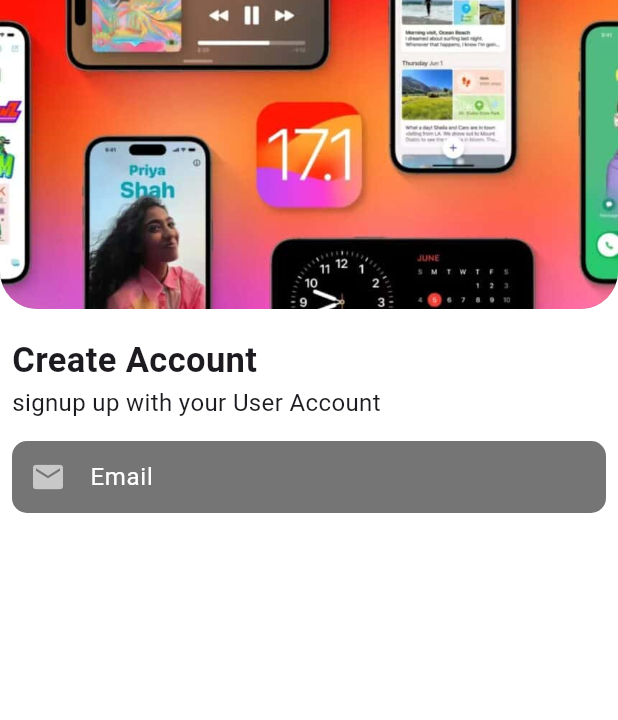
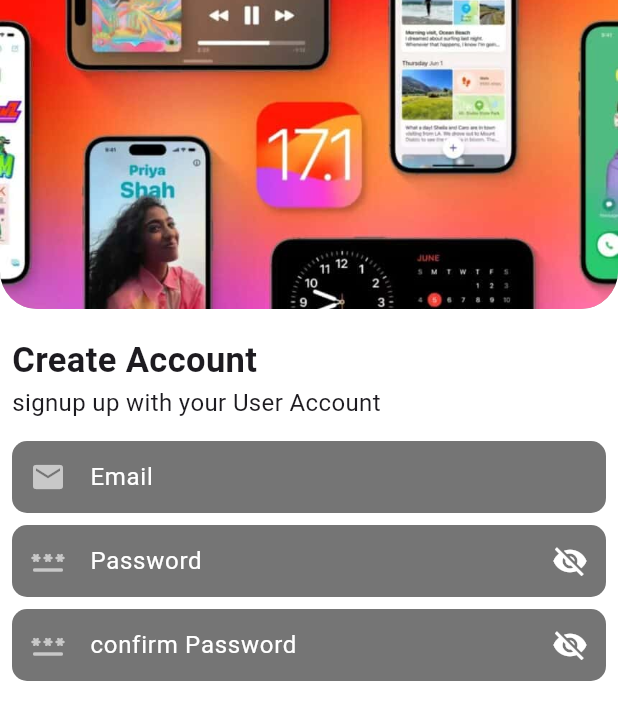
Before and after one commit to SalmanMohammed2001/ecommerce_app_flutter, a Flutter app: the screen it shows after launch, on a phone screen of 412 x 824 dp. Shown: the top 720 px of the screen. Run offline on Flutter 3.47's test engine with Material 3 defaults, Android fonts, the phone set to English and light mode, and no system bars; our stand-ins replace google_fonts.

Commit message:
create  TextEditingController

```diff
--- a/lib/screen/auth_screen/auth_screen.dart
+++ b/lib/screen/auth_screen/auth_screen.dart
@@ -1,5 +1,6 @@
 import 'dart:ui';
 
+import 'package:ecommerce_app/screen/auth_screen/widget/CustomTextField.dart';
 import 'package:flutter/cupertino.dart';
 import 'package:flutter/material.dart';
 import 'package:flutter/widgets.dart';
@@ -19,7 +20,8 @@
 
     return Scaffold(
       backgroundColor: Colors.white,
-      body: Column(
+      body: SingleChildScrollView(
+        child: Column(
           crossAxisAlignment: CrossAxisAlignment.start,
           children: [
             Container(
@@ -37,57 +39,41 @@
             const SizedBox(
               height: 10,
             ),
-          Padding(
+            const Padding(
               padding: EdgeInsets.all(8.0),
               child: Column(
                 crossAxisAlignment: CrossAxisAlignment.start,
                 children: [
-                const Text(
+                  Text(
                     'Create Account',
                     style: TextStyle(fontSize: 23, fontWeight: FontWeight.bold),
                   ),
-                const Text(
+                  Text(
                     'signup up with your User Account',
                     style: TextStyle(fontSize: 16, fontWeight: FontWeight.w400),
                   ),
-                const SizedBox(
+                  SizedBox(
                     height: 10,
                   ),
-                CustomTextField()
+                  CustomTextField(
+                    hintText: "Email",
+                    iconData: Icons.email,
+                  ),
+                  CustomTextField(
+                    hintText: "Password",
+                    iconData: Icons.password_rounded,
+                    isPassword: true,
+                  ),
+                  CustomTextField(
+                    hintText: "confirm Password",
+                    iconData: Icons.password_rounded,
+                    isPassword: true,
+                  ),
                 ],
               ),
             )
           ],
         ),
-    );
-  }
-}
-
-class CustomTextField extends StatelessWidget {
-  const CustomTextField({
-    super.key,
-  });
-
-  @override
-  Widget build(BuildContext context) {
-    return Padding(
-      padding: const EdgeInsets.symmetric(vertical: 4),
-      child: TextField(
-        style: const TextStyle(color: Colors.white),
-        cursorColor: Colors.white,
-        decoration: InputDecoration(
-            prefixIcon: const Icon(
-              Icons.email,
-              color: Colors.white60,
-            ),
-            hintText: "Email",
-            hintStyle: const TextStyle(color: Colors.white),
-            contentPadding: const EdgeInsets.symmetric(horizontal: 8),
-            border: const OutlineInputBorder(
-                borderSide: BorderSide.none,
-                borderRadius: BorderRadius.all(Radius.circular(10))),
-            fillColor: Colors.grey.shade600,
-            filled: true),
       ),
     );
   }
--- /dev/null
+++ b/lib/screen/auth_screen/widget/CustomTextField.dart
@@ -0,0 +1,60 @@
+import 'package:flutter/material.dart';
+
+class CustomTextField extends StatefulWidget {
+  const CustomTextField({
+    super.key,
+    required this.iconData,
+    required this.hintText,
+    this.isPassword = false,
+    this.controller,
+  });
+
+  final IconData iconData;
+  final String hintText;
+  final bool isPassword;
+  final TextEditingController? controller;
+
+  @override
+  State<CustomTextField> createState() => _CustomTextFieldState();
+}
+
+class _CustomTextFieldState extends State<CustomTextField> {
+  bool isObscure=false;
+
+  @override
+  Widget build(BuildContext context) {
+    return Padding(
+      padding: const EdgeInsets.symmetric(vertical: 4),
+      child: TextField(
+        controller: widget.controller,
+        obscureText: isObscure,
+        style: const TextStyle(color: Colors.white),
+        cursorColor: Colors.white,
+        decoration: InputDecoration(
+            suffixIcon: widget.isPassword? IconButton(
+              onPressed: () {
+                setState(() {
+                  isObscure=!isObscure;
+                });
+              },
+              icon:  Icon(
+                isObscure ? Icons.visibility:Icons.visibility_off,
+                color: Colors.white,
+              ),
+            ):null,
+            prefixIcon: Icon(
+              widget.iconData,
+              color: Colors.white60,
+            ),
+            hintText: widget.hintText,
+            hintStyle: const TextStyle(color: Colors.white),
+            contentPadding: const EdgeInsets.symmetric(horizontal: 8),
+            border: const OutlineInputBorder(
+                borderSide: BorderSide.none,
+                borderRadius: BorderRadius.all(Radius.circular(10))),
+            fillColor: Colors.grey.shade600,
+            filled: true),
+      ),
+    );
+  }
+}
```
Lines whose indentation alone changed are shown as unchanged.
